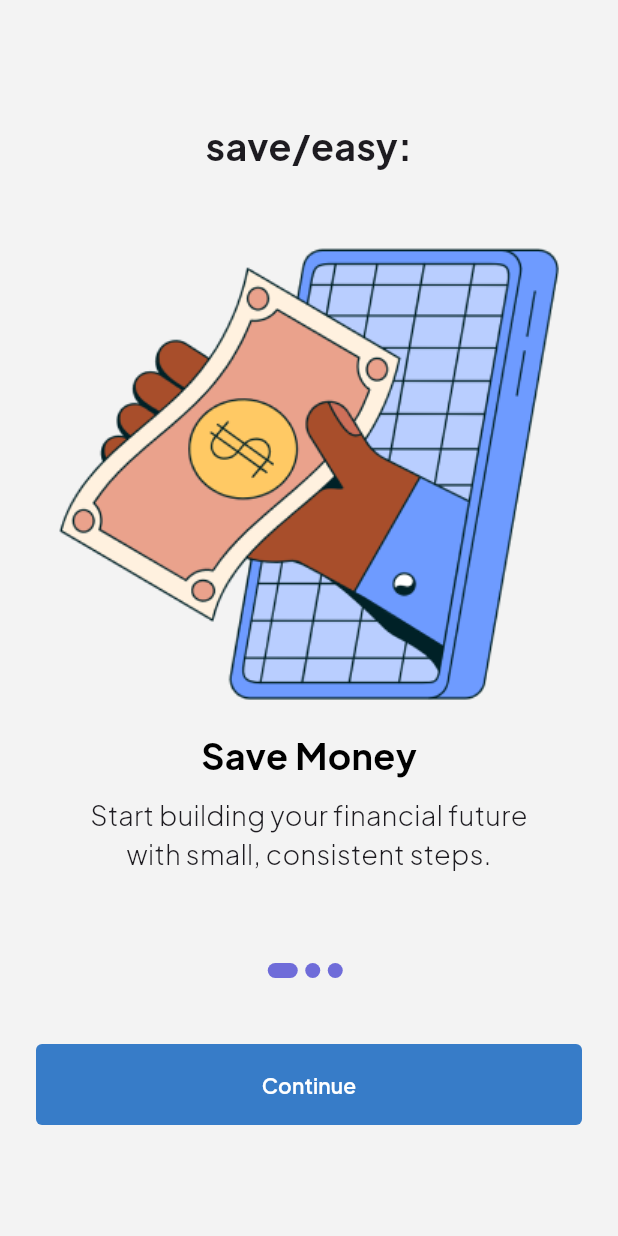
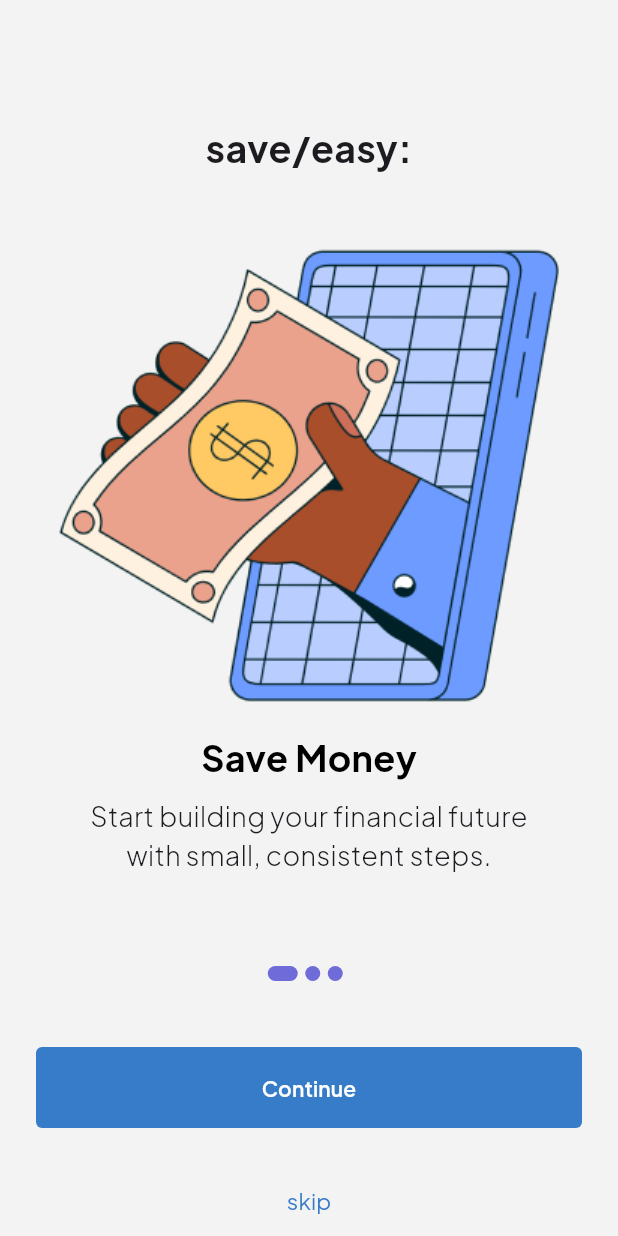
Before and after one commit to lemuelayesu/save_easy, a Flutter app: the screen it shows after launch, on a phone screen of 412 x 824 dp. Run offline on Flutter 3.47's test engine with Material 3 defaults, Android fonts, the phone set to English and light mode, and no system bars; our stand-ins replace cloud_firestore, firebase_auth, firebase_core, google_fonts, iconsax; accounts and stored records are empty.

Commit message:
created a branch. To work on the extra screens i must add. I did work on the news section. and correct some errors. Added a skip button to the onboarding screen, and starting work on obscuring the password.

```diff
--- a/lib/screens/onboarding.dart
+++ b/lib/screens/onboarding.dart
@@ -1,5 +1,6 @@
 import 'package:flutter/material.dart';
 import 'package:save_easy/consts/onboarding_content_module.dart';
+import 'package:save_easy/screens/log_in.dart';
 import 'package:save_easy/screens/sign_up.dart';
 
 class Onboarding extends StatefulWidget {
@@ -143,8 +144,25 @@ class _OnboardingState extends State<Onboarding> {
               ),
             ),
           ),
-          const SizedBox(
-            height: 50,
+          TextButton(
+            onPressed: () {
+              Navigator.pushReplacement(
+                context,
+                MaterialPageRoute(
+                  builder: (context) {
+                    return const Login();
+                  },
+                ),
+              );
+            },
+            child: Text(
+              'skip',
+              style: TextStyle(
+                color: color.primary,
+                fontSize: 15,
+                fontWeight: FontWeight.w400,
+              ),
+            ),
           ),
         ],
       ),
--- a/pubspec.yaml
+++ b/pubspec.yaml
@@ -38,3 +38,4 @@ flutter:
   assets:
     - assets/illustrations/
     - assets/icons/
+    - assets/pictures/
```
Also changed, not shown: lib/screens/home.dart (+60 -8 lines), lib/screens/log_in.dart (+14 -6 lines), assets/pictures/gatetomars.jpeg (added).
